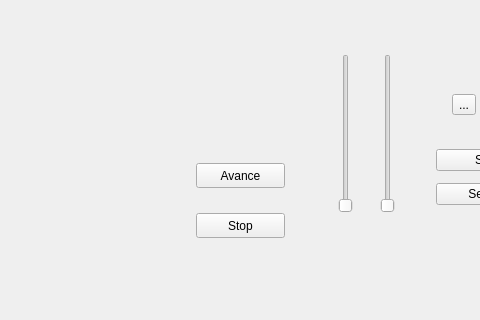
Luckiris/WifiBot, file Wifibot/mainwindow.ui: the form before one commit; both pictures show x 234 to 714 and y 313 to 633 of the 1261 by 633 pixel window.
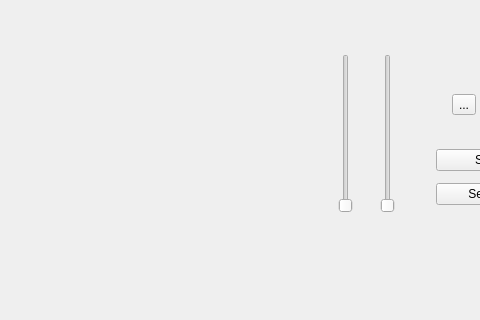
The form after the commit. Icons and pictures are not drawn.

Diff of the .ui file:
```diff
--- a/Wifibot/mainwindow.ui
+++ b/Wifibot/mainwindow.ui
@@ -14,32 +14,6 @@
    <string>MainWindow</string>
   </property>
   <widget class="QWidget" name="centralWidget">
-   <widget class="QPushButton" name="Avance">
-    <property name="geometry">
-     <rect>
-      <x>430</x>
-      <y>440</y>
-      <width>89</width>
-      <height>25</height>
-     </rect>
-    </property>
-    <property name="text">
-     <string>Avance</string>
-    </property>
-   </widget>
-   <widget class="QPushButton" name="Stop">
-    <property name="geometry">
-     <rect>
-      <x>430</x>
-      <y>490</y>
-      <width>89</width>
-      <height>25</height>
-     </rect>
-    </property>
-    <property name="text">
-     <string>Stop</string>
-    </property>
-   </widget>
    <widget class="QWidget" name="gridLayoutWidget">
     <property name="geometry">
      <rect>
```
Left out of the diff: 2 changed lines with no effect on the pictures.
